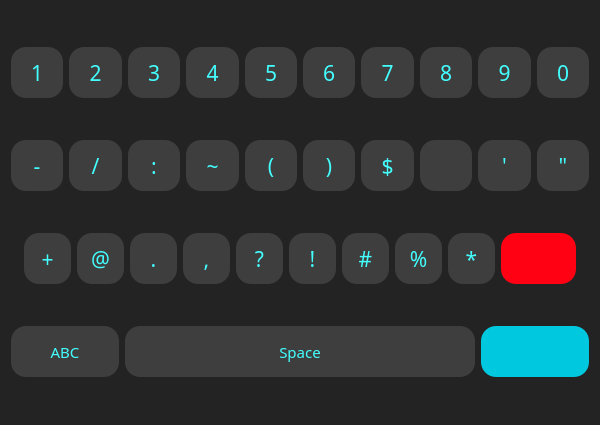
K-A-B-I-L-A-N/Smart-BMI, file UI Files/NumberandSymbolsWindow.ui: the form before one commit.
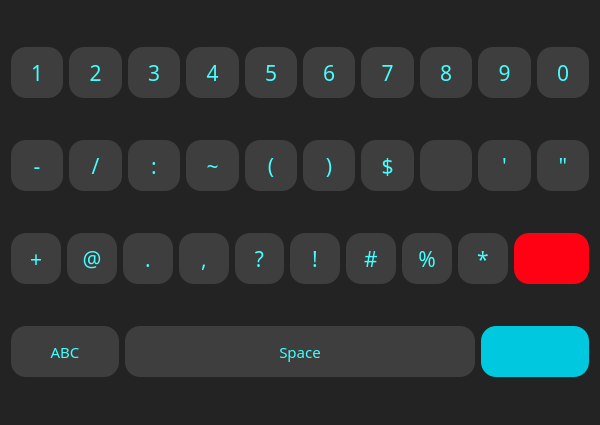
The form after the commit. Icons and pictures are not drawn.

Commit message: Finished and tested keyboard ui's in vk_test.py

The edit to the form file:
```diff
--- a/UI Files/NumberandSymbolsWindow.ui
+++ b/UI Files/NumberandSymbolsWindow.ui
@@ -999,12 +999,6 @@
    </item>
    <item>
     <layout class="QHBoxLayout" name="horizontalLayout_3">
-     <property name="leftMargin">
-      <number>13</number>
-     </property>
-     <property name="rightMargin">
-      <number>13</number>
-     </property>
      <item>
       <widget class="QPushButton" name="plus_bt">
        <property name="sizePolicy">
```
The commit also changes 6 other files.
